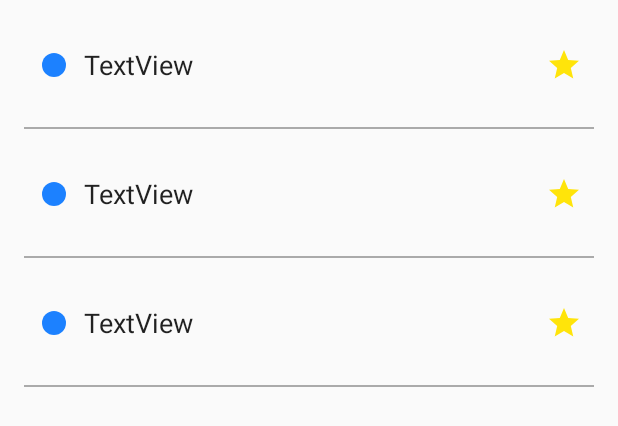
After one commit to dazuku/zemoga-android-test, an Android app: the layout fragment_post_list.xml on its own in the app's theme, with its tools: preview values and no code run, on a phone screen of 412 x 824 dp. The commit adds this screen. Shown: the top 426 px of the screen. Run offline under Robolectric (Android 15) with nearby library versions, the phone set to English and light mode, and no system bars; network calls fail.

Commit message:
Show list

```diff
--- a/MainView/build.gradle
+++ b/MainView/build.gradle
@@ -25,11 +25,11 @@ android {
 
 dependencies {
     implementation fileTree(dir: 'libs', include: ['*.jar'])
-    implementation"org.jetbrains.kotlin:kotlin-stdlib-jre7:$kotlin_version"
+    implementation "org.jetbrains.kotlin:kotlin-stdlib-jre7:$kotlin_version"
     implementation project(':base')
     testImplementation 'junit:junit:4.12'
     androidTestImplementation 'com.android.support.test:runner:1.0.2'
     androidTestImplementation 'com.android.support.test.espresso:espresso-core:3.0.2'
-    implementation "android.arch.lifecycle:extensions:1.1.1"
-    annotationProcessor "android.arch.lifecycle:compiler:1.1.1"
+    implementation "android.arch.lifecycle:extensions:1.1.0"
+    annotationProcessor "android.arch.lifecycle:compiler:1.1.0"
 }
--- a/MainView/src/main/AndroidManifest.xml
+++ b/MainView/src/main/AndroidManifest.xml
@@ -1,6 +1,8 @@
 <?xml version="1.0" encoding="utf-8"?>
 <manifest xmlns:android="http://schemas.android.com/apk/res/android"
     package="com.zemoga.danieldaza.zemogatest.MainView">
+
+    <uses-permission android:name="android.permission.INTERNET"/>
 
     <application>
         <activity
--- a/MainView/src/main/java/com/zemoga/danieldaza/zemogatest/MainView/Models/Post.kt
+++ b/MainView/src/main/java/com/zemoga/danieldaza/zemogatest/MainView/Models/Post.kt
@@ -22,7 +22,7 @@ class Post {
             val title = json.get("title") as String
             val body = json.get("body") as String
 
-            return Post(userId = userId, id = id, title = title, body = body)
+            return Post(userId = userId, id = id, title = title.capitalize(), body = body.capitalize())
         }
     }
 
--- /dev/null
+++ b/MainView/src/main/res/drawable/ic_fiber_manual_record_black_24dp.xml
@@ -0,0 +1,5 @@
+<vector android:height="24dp" android:tint="#1C81FF"
+    android:viewportHeight="24.0" android:viewportWidth="24.0"
+    android:width="24dp" xmlns:android="http://schemas.android.com/apk/res/android">
+    <path android:fillColor="#010101" android:pathData="M12,12m-8,0a8,8 0,1 1,16 0a8,8 0,1 1,-16 0"/>
+</vector>
--- /dev/null
+++ b/MainView/src/main/res/drawable/ic_star_black_24dp.xml
@@ -0,0 +1,5 @@
+<vector android:height="24dp" android:tint="#FFE40A"
+    android:viewportHeight="24.0" android:viewportWidth="24.0"
+    android:width="24dp" xmlns:android="http://schemas.android.com/apk/res/android">
+    <path android:fillColor="#FF000000" android:pathData="M12,17.27L18.18,21l-1.64,-7.03L22,9.24l-7.19,-0.61L12,2 9.19,8.63 2,9.24l5.46,4.73L5.82,21z"/>
+</vector>
--- /dev/null
+++ b/MainView/src/main/res/layout/fragment_post.xml
@@ -0,0 +1,67 @@
+<?xml version="1.0" encoding="utf-8"?>
+<android.support.constraint.ConstraintLayout xmlns:android="http://schemas.android.com/apk/res/android"
+    xmlns:app="http://schemas.android.com/apk/res-auto"
+    xmlns:tools="http://schemas.android.com/tools"
+    android:id="@+id/linearLayout"
+    android:layout_width="match_parent"
+    android:layout_height="wrap_content">
+
+    <ImageView
+        android:id="@+id/notification_icon"
+        android:layout_width="wrap_content"
+        android:layout_height="24dp"
+        android:layout_marginBottom="8dp"
+        android:layout_marginLeft="8dp"
+        android:layout_marginStart="8dp"
+        android:layout_marginTop="8dp"
+        android:scaleType="center"
+        android:visibility="visible"
+        app:layout_constraintBottom_toBottomOf="parent"
+        app:layout_constraintStart_toStartOf="parent"
+        app:layout_constraintTop_toTopOf="parent"
+        app:srcCompat="@drawable/ic_fiber_manual_record_black_24dp" />
+
+
+    <TextView
+        android:id="@+id/title"
+        android:layout_width="0dp"
+        android:layout_height="70dp"
+        android:layout_marginBottom="8dp"
+        android:layout_marginEnd="8dp"
+        android:layout_marginLeft="8dp"
+        android:layout_marginRight="8dp"
+        android:layout_marginStart="8dp"
+        android:layout_marginTop="8dp"
+        android:ellipsize="end"
+        android:gravity="left|center_vertical"
+        android:inputType="none"
+        android:text="TextView"
+        android:textAppearance="@style/TextAppearance.AppCompat.Headline"
+        android:textSize="18sp"
+        app:layout_constraintBottom_toBottomOf="parent"
+        app:layout_constraintEnd_toStartOf="@+id/fav_icon"
+        app:layout_constraintStart_toEndOf="@+id/notification_icon"
+        app:layout_constraintTop_toTopOf="parent" />
+
+    <ImageView
+        android:id="@+id/fav_icon"
+        android:layout_width="wrap_content"
+        android:layout_height="wrap_content"
+        android:layout_marginBottom="8dp"
+        android:layout_marginEnd="8dp"
+        android:layout_marginRight="8dp"
+        android:layout_marginTop="8dp"
+        android:scaleType="center"
+        android:visibility="visible"
+        app:layout_constraintBottom_toBottomOf="parent"
+        app:layout_constraintEnd_toEndOf="parent"
+        app:layout_constraintTop_toTopOf="parent"
+        app:srcCompat="@drawable/ic_star_black_24dp" />
+
+    <View
+        android:layout_width="match_parent"
+        android:layout_height="1dp"
+        android:background="@android:color/darker_gray"
+        app:layout_constraintBottom_toBottomOf="parent" />
+
+</android.support.constraint.ConstraintLayout>
--- /dev/null
+++ b/MainView/src/main/res/layout/fragment_post_list.xml
@@ -0,0 +1,13 @@
+<?xml version="1.0" encoding="utf-8"?>
+<android.support.v7.widget.RecyclerView xmlns:android="http://schemas.android.com/apk/res/android"
+    xmlns:app="http://schemas.android.com/apk/res-auto"
+    xmlns:tools="http://schemas.android.com/tools"
+    android:id="@+id/list"
+    android:name="com.zemoga.danieldaza.zemogatest.MainView.PostFragment"
+    android:layout_width="match_parent"
+    android:layout_height="match_parent"
+    android:layout_marginLeft="16dp"
+    android:layout_marginRight="16dp"
+    app:layoutManager="LinearLayoutManager"
+    tools:context=".PostFragment"
+    tools:listitem="@layout/fragment_post" />
--- a/MainView/src/main/res/values/dimens.xml
+++ b/MainView/src/main/res/values/dimens.xml
@@ -4,4 +4,5 @@
     <dimen name="activity_vertical_margin">16dp</dimen>
     <dimen name="fab_margin">16dp</dimen>
     <dimen name="appbar_padding_top">8dp</dimen>
+    <dimen name="text_margin">16dp</dimen>
 </resources>
--- a/app/build.gradle
+++ b/app/build.gradle
@@ -11,7 +11,7 @@ android {
         targetSdkVersion 27
         versionCode 1
         versionName "1.0"
-
+        vectorDrawables.useSupportLibrary = true
 
     }
 
--- a/base/build.gradle
+++ b/base/build.gradle
@@ -21,6 +21,8 @@ dependencies {
     api 'com.android.support:appcompat-v7:27.1.1'
     api 'com.android.support:design:27.1.1'
     api 'com.android.support.constraint:constraint-layout:1.1.0'
+    api 'com.android.support:support-v4:27.1.1'
+    api 'com.android.support:recyclerview-v7:27.1.1'
     application project(':app')
     feature project(':MainView')
     api 'com.android.volley:volley:1.1.0'
```
Also changed, not shown: MainView/src/main/java/com/zemoga/danieldaza/zemogatest/MainView/MainActivity.kt (+41 -42 lines), MainView/src/main/java/com/zemoga/danieldaza/zemogatest/MainView/MyPostRecyclerViewAdapter.kt (added, +65 -0 lines), MainView/src/main/java/com/zemoga/danieldaza/zemogatest/MainView/PostFragment.kt (added, +101 -0 lines).
